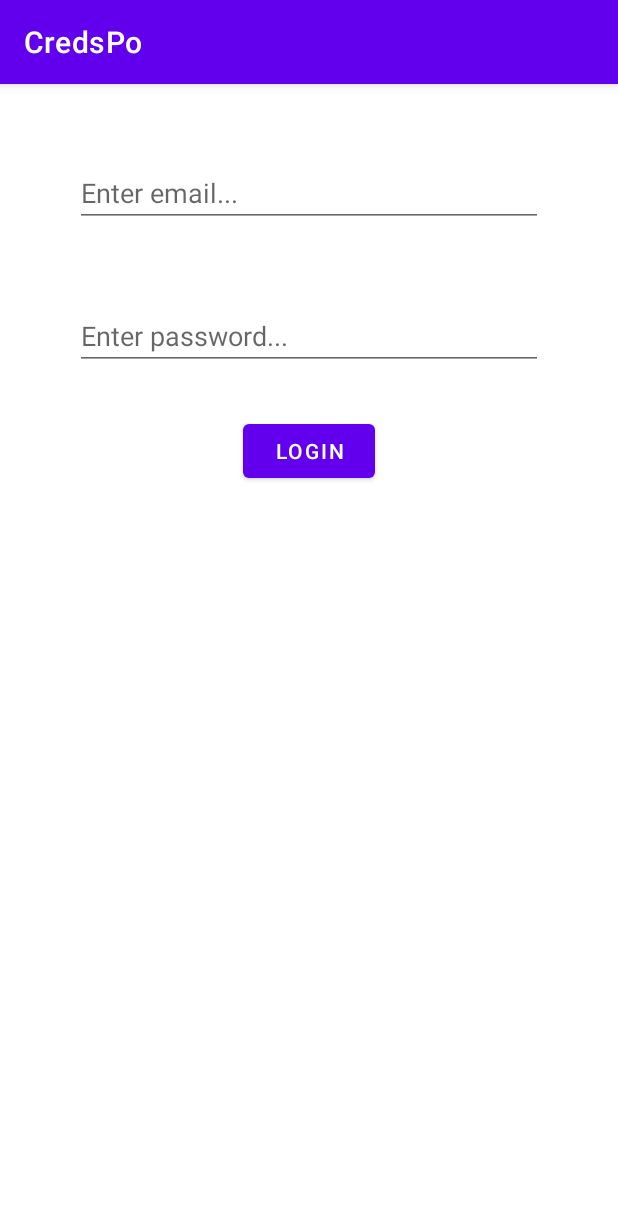
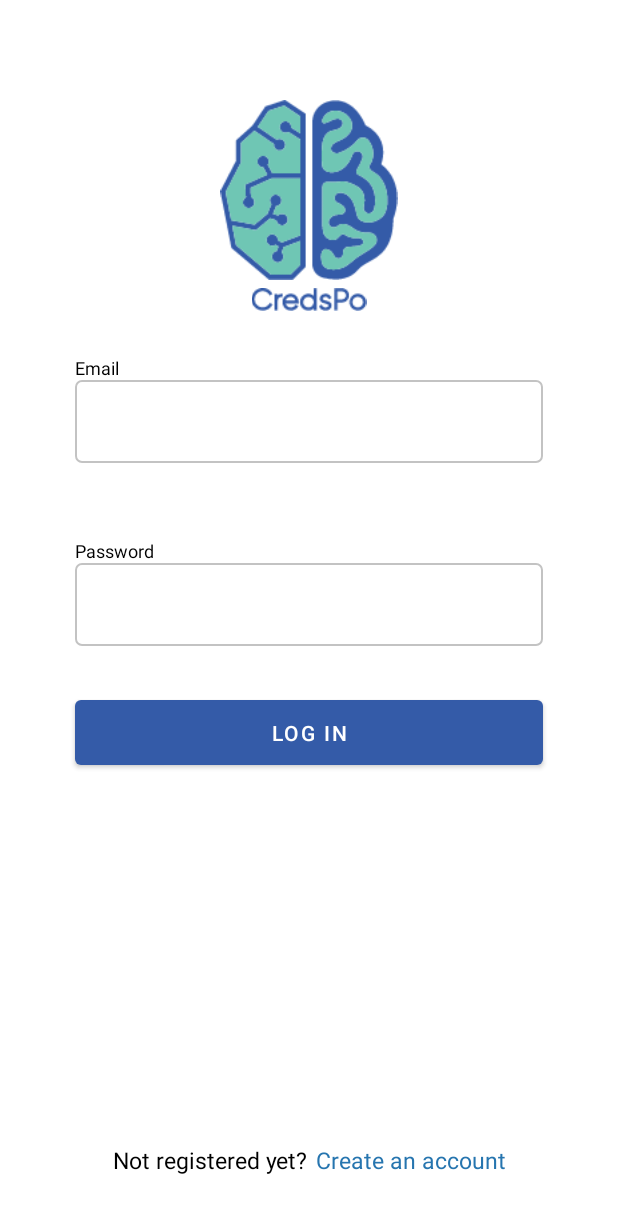
Before and after one commit to hariscredspo/CredsPo, an Android app: the screen it shows after launch (MainActivity), on a phone screen of 412 x 824 dp. Shown: the top 1213 px of the screen. Run offline under Robolectric (Android 15) with nearby library versions, the phone set to English and light mode, and no system bars.

Commit message:
Redesign splash and login screens

```diff
--- /dev/null
+++ b/app/src/main/res/drawable/edit_text_border.xml
@@ -0,0 +1,6 @@
+<?xml version="1.0" encoding="utf-8"?>
+<shape xmlns:android="http://schemas.android.com/apk/res/android" android:shape="rectangle">
+    <solid android:color="@color/white"/>
+    <stroke android:width="1dp" android:color="@color/border"/>
+    <corners android:radius="4dp"/>
+</shape>
--- a/app/src/main/res/layout/fragment_login.xml
+++ b/app/src/main/res/layout/fragment_login.xml
@@ -4,37 +4,92 @@
     android:layout_height="match_parent"
     xmlns:app="http://schemas.android.com/apk/res-auto">
 
+    <ImageView
+        android:id="@+id/login_image_logo"
+        android:layout_width="match_parent"
+        android:layout_height="120dp"
+        android:src="@drawable/logo"
+        app:layout_constraintStart_toStartOf="parent"
+        app:layout_constraintEnd_toEndOf="parent"
+        app:layout_constraintTop_toTopOf="parent"
+        app:layout_constraintBottom_toBottomOf="@id/login_label_email" />
+    <ImageView
+        android:id="@+id/login_image_name"
+        android:layout_width="match_parent"
+        android:layout_height="15dp"
+        android:src="@drawable/name"
+        android:layout_marginTop="5dp"
+        app:layout_constraintStart_toStartOf="parent"
+        app:layout_constraintEnd_toEndOf="parent"
+        app:layout_constraintTop_toBottomOf="@id/login_image_logo" />
 
+    <TextView
+        android:id="@+id/login_label_email"
+        android:layout_width="wrap_content"
+        android:layout_height="wrap_content"
+        android:text="Email"
+        android:textColor="@color/black"
+        android:textSize="12dp"
+        android:layout_marginTop="50dp"
+        app:layout_constraintStart_toStartOf="@id/login_edittext_email"
+        app:layout_constraintTop_toBottomOf="@id/login_image_logo" />
     <EditText
         android:id="@+id/login_edittext_email"
         android:layout_width="match_parent"
+        style="@style/Theme.CredsPo.EditText"
+        android:inputType="textEmailAddress"
+        app:layout_constraintTop_toBottomOf="@id/login_label_email" />
+
+    <TextView
+        android:id="@+id/login_label_pass"
+        android:layout_width="wrap_content"
         android:layout_height="wrap_content"
-        android:hint="Enter email..."
-        android:inputType="textEmailAddress"
-        android:layout_marginHorizontal="50dp"
+        android:text="Password"
+        android:textColor="@color/black"
+        android:textSize="12dp"
         android:layout_marginTop="50dp"
-        app:layout_constraintTop_toTopOf="parent"
-        />
-
+        app:layout_constraintStart_toStartOf="@id/login_edittext_email"
+        app:layout_constraintTop_toBottomOf="@id/login_edittext_email" />
     <EditText
         android:id="@+id/login_edittext_pass"
         android:layout_width="match_parent"
-        android:layout_height="wrap_content"
-        android:hint="Enter password..."
+        style="@style/Theme.CredsPo.EditText"
         android:inputType="textPassword"
-        android:layout_marginHorizontal="50dp"
-        android:layout_marginTop="50dp"
-        app:layout_constraintTop_toBottomOf="@id/login_edittext_email"
-        />
+        app:layout_constraintTop_toBottomOf="@id/login_label_pass" />
 
     <Button
         android:id="@+id/login_button"
-        android:layout_width="wrap_content"
-        android:layout_height="wrap_content"
-        android:text="Login"
+        android:layout_width="match_parent"
+        style="@style/Theme.CredsPo.Button"
+        android:text="Log in"
         android:layout_marginTop="30dp"
         app:layout_constraintTop_toBottomOf="@id/login_edittext_pass"
         app:layout_constraintStart_toStartOf="parent"
         app:layout_constraintEnd_toEndOf="parent" />
 
+    <LinearLayout
+        android:layout_width="wrap_content"
+        android:layout_height="wrap_content"
+        android:layout_marginBottom="40dp"
+        app:layout_constraintStart_toStartOf="parent"
+        app:layout_constraintEnd_toEndOf="parent"
+        app:layout_constraintBottom_toBottomOf="parent">
+    <TextView
+        android:id="@+id/login_label_not_registered"
+        android:layout_width="wrap_content"
+        android:layout_height="wrap_content"
+        android:text="Not registered yet?"
+        android:textColor="@color/black"
+        android:textSize="15dp" />
+    <TextView
+        android:id="@+id/login_label_create_account"
+        android:layout_width="wrap_content"
+        android:layout_height="wrap_content"
+        android:text="Create an account"
+        android:textColor="@color/cyan"
+        android:textSize="15dp"
+        android:layout_marginLeft="5dp"
+        app:layout_constraintStart_toEndOf="@id/login_label_not_registered" />
+    </LinearLayout>
+
 </androidx.constraintlayout.widget.ConstraintLayout>
--- a/app/src/main/res/layout/fragment_splash.xml
+++ b/app/src/main/res/layout/fragment_splash.xml
@@ -4,14 +4,25 @@
     android:layout_height="match_parent"
     xmlns:app="http://schemas.android.com/apk/res-auto">
 
-    <TextView
-        android:id="@+id/splash_text"
-        android:layout_width="wrap_content"
-        android:layout_height="wrap_content"
-        android:text="SPLASH SCREEN VERY EPIC"
+    <ImageView
+        android:id="@+id/splash_logo"
+        android:layout_width="match_parent"
+        android:layout_height="150dp"
+        android:src="@drawable/logo"
+        app:layout_constraintStart_toStartOf="parent"
         app:layout_constraintEnd_toEndOf="parent"
-        app:layout_constraintStart_toStartOf="parent"
         app:layout_constraintTop_toTopOf="parent"
         app:layout_constraintBottom_toBottomOf="parent" />
 
+    <ImageView
+        android:id="@+id/splash_name"
+        android:layout_width="match_parent"
+        android:layout_height="15dp"
+        android:src="@drawable/name"
+        android:layout_marginTop="5dp"
+        app:layout_constraintStart_toStartOf="parent"
+        app:layout_constraintEnd_toEndOf="parent"
+        app:layout_constraintTop_toBottomOf="@id/splash_logo" />
+
+
 </androidx.constraintlayout.widget.ConstraintLayout>
--- a/app/src/main/res/values/colors.xml
+++ b/app/src/main/res/values/colors.xml
@@ -7,4 +7,8 @@
     <color name="teal_700">#FF018786</color>
     <color name="black">#FF000000</color>
     <color name="white">#FFFFFFFF</color>
+
+    <color name="cyan">#2675AF</color>
+    <color name="border">#C3C3C3</color>
+    <color name="button">#345BA8</color>
 </resources>
--- a/app/src/main/res/values/themes.xml
+++ b/app/src/main/res/values/themes.xml
@@ -1,6 +1,6 @@
 <resources xmlns:tools="http://schemas.android.com/tools">
     <!-- Base application theme. -->
-    <style name="Theme.CredsPo" parent="Theme.MaterialComponents.DayNight.DarkActionBar">
+    <style name="Theme.CredsPo" parent="Theme.MaterialComponents.DayNight.NoActionBar">
         <!-- Primary brand color. -->
         <item name="colorPrimary">@color/purple_500</item>
         <item name="colorPrimaryVariant">@color/purple_700</item>
@@ -13,4 +13,16 @@
         <item name="android:statusBarColor" tools:targetApi="l">?attr/colorPrimaryVariant</item>
         <!-- Customize your theme here. -->
     </style>
+
+    <style name="Theme.CredsPo.EditText" parent="ThemeOverlay.AppCompat">
+        <item name="android:background">@drawable/edit_text_border</item>
+        <item name="android:padding">5dp</item>
+        <item name="android:layout_height">55dp</item>
+        <item name="android:layout_marginHorizontal">50dp</item>
+    </style>
+    <style name="Theme.CredsPo.Button" parent="ThemeOverlay.AppCompat">
+        <item name="backgroundTint">@color/button</item>
+        <item name="android:layout_height">55dp</item>
+        <item name="android:layout_marginHorizontal">50dp</item>
+    </style>
 </resources>
```
Also changed, not shown: app/src/main/res/drawable-hdpi/logo.png (added), app/src/main/res/drawable-hdpi/name.png (added), app/src/main/res/drawable-ldpi/logo.png (added), app/src/main/res/drawable-ldpi/name.png (added), app/src/main/res/drawable-mdpi/logo.png (added), app/src/main/res/drawable-mdpi/name.png (added), app/src/main/res/drawable-xhdpi/logo.png (added), app/src/main/res/drawable-xhdpi/name.png (added), app/src/main/res/drawable-xxhdpi/logo.png (added), app/src/main/res/drawable-xxhdpi/name.png (added), app/src/main/res/drawable-xxxhdpi/logo.png (added), app/src/main/res/drawable-xxxhdpi/name.png (added).
